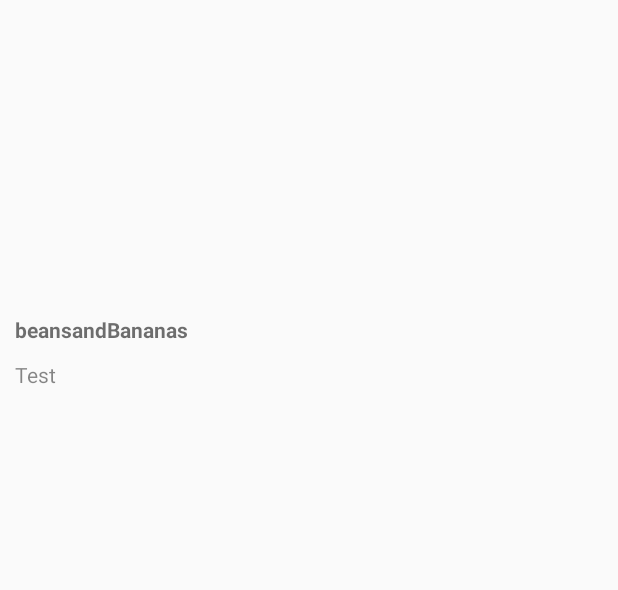
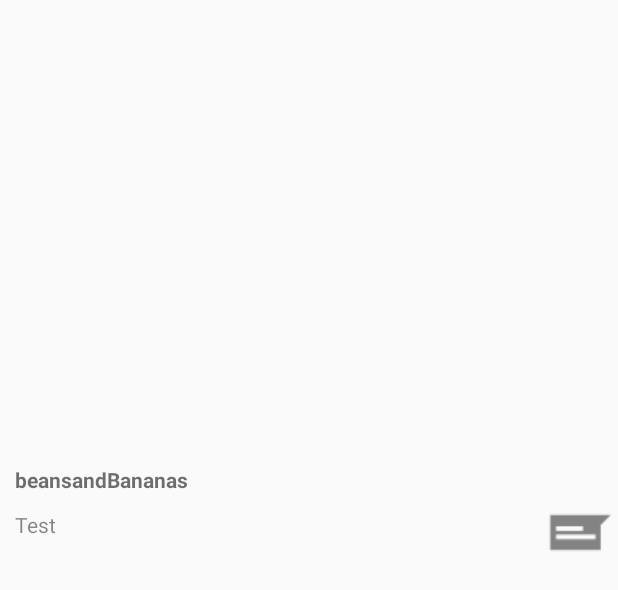
Before and after one commit to fit360/fit360, an Android app: the layout item_community_feed.xml on its own in the app's theme, with its tools: preview values and no code run, on a phone screen of 412 x 824 dp. Shown: the top 590 px of the screen. Run offline under Robolectric (Android 15) with nearby library versions, the phone set to English and light mode, and no system bars; plain views replace RoundedImageView.

Commit message:
chat button on the feed, some cleanup

```diff
--- a/app/src/main/java/com/app/spott/activities/ChatActivity.java
+++ b/app/src/main/java/com/app/spott/activities/ChatActivity.java
@@ -29,7 +29,8 @@ public class ChatActivity extends AppCompatActivity {
     static final String USER_ID_KEY = "userId";
     static final String BODY_KEY = "body";
     static final int MAX_CHAT_MESSAGES_TO_SHOW = 50;
-    final String userId = ParseUser.getCurrentUser().getObjectId();;
+    final String userId = ParseUser.getCurrentUser().getObjectId();
+    String theirUserId = "";
     Handler handler = new Handler();
 
     EditText etMessage;
@@ -49,6 +50,7 @@ public class ChatActivity extends AppCompatActivity {
     protected void onCreate(Bundle savedInstanceState) {
         super.onCreate(savedInstanceState);
         setContentView(R.layout.activity_chat);
+        theirUserId = getIntent().getStringExtra("userId");
 
         setupMessagePosting();
         handler.post(runnableCode);
@@ -95,7 +97,7 @@ public class ChatActivity extends AppCompatActivity {
         query.whereEqualTo("userId", userId);
 
         ParseQuery<Message> theirMessagesQuery = ParseQuery.getQuery(Message.class);
-        theirMessagesQuery.whereEqualTo("userId", "J90tjqnxYc");
+        theirMessagesQuery.whereEqualTo("userId", theirUserId);
 
         List<ParseQuery<Message>> queries = new ArrayList<ParseQuery<Message>>();
         queries.add(query);
--- a/app/src/main/java/com/app/spott/models/WorkoutType.java
+++ b/app/src/main/java/com/app/spott/models/WorkoutType.java
@@ -13,7 +13,7 @@ public enum WorkoutType {
     BALLET("Ballet", R.drawable.ic_ballet),
     BASEBALL("Baseball", R.drawable.ic_baseball),
     BASKETBALL("Basketball", R.drawable.ic_basketball),
-    BICYCLING("Bicycling", R.drawable.ic_bicycling),
+    BICYCLING("Bicycling", R.drawable.biking),
     BOXING("Boxing", R.drawable.ic_boxing),
     CALISTHENICS("Calisthenics", R.drawable.ic_calisthenics),
     CANOEING("Canoeing", R.drawable.ic_canoeing),
--- a/app/src/main/res/layout/item_community_feed.xml
+++ b/app/src/main/res/layout/item_community_feed.xml
@@ -27,4 +27,12 @@
         android:maxLines="3"
         android:text="Test"
         android:textColor="#78000000" />
+        android:ellipsize="end" />
+    <ImageView
+        android:id="@+id/ivChat"
+        android:layout_width="50dp"
+        android:layout_height="50dp"
+        android:layout_alignParentRight="true"
+        android:background="@drawable/ic_action_chat_dark"
+        android:layout_below="@id/ivProfilePic"/>
 </RelativeLayout>
--- a/app/src/main/res/layout/layout_common_profile_pic_post_photo.xml
+++ b/app/src/main/res/layout/layout_common_profile_pic_post_photo.xml
@@ -5,7 +5,7 @@
         xmlns:app="http://schemas.android.com/apk/res-auto"
         android:id="@+id/ivPhoto"
         android:layout_width="match_parent"
-        android:layout_height="200dp"
+        android:layout_height="300dp"
         android:layout_marginTop="10dp"
         android:adjustViewBounds="true"
         android:scaleType="fitXY"
@@ -17,7 +17,7 @@
         android:maxHeight="35dp"
         android:layout_width="60dp"
         android:layout_height="60dp"
-        android:layout_marginTop="170dp"
+        android:layout_marginTop="270dp"
         android:layout_marginRight="30dp"
         android:layout_alignParentRight="true"
         app:riv_corner_radius="30dp"
```
Also changed, not shown: app/src/main/java/com/app/spott/adapters/PostsAdapter.java (+17 -4 lines), app/src/main/res/drawable-hdpi/ic_action_chat_dark.png (added), app/src/main/res/drawable-mdpi/biking.png (added), app/src/main/res/drawable-mdpi/ic_action_chat_dark.png (added), app/src/main/res/drawable-xhdpi/ic_action_chat_dark.png (added), app/src/main/res/drawable-xxhdpi/ic_action_chat_dark.png (added).
